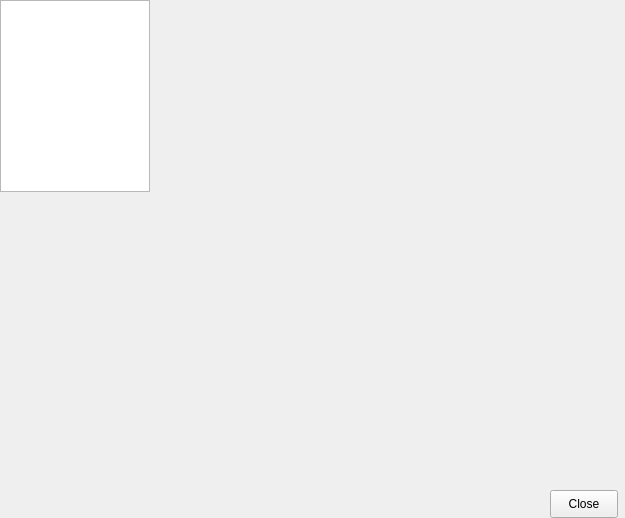
Above: PAConsole/res/maindlg.ui from AnarManafov/PoD before the change. Below: the same form after it.
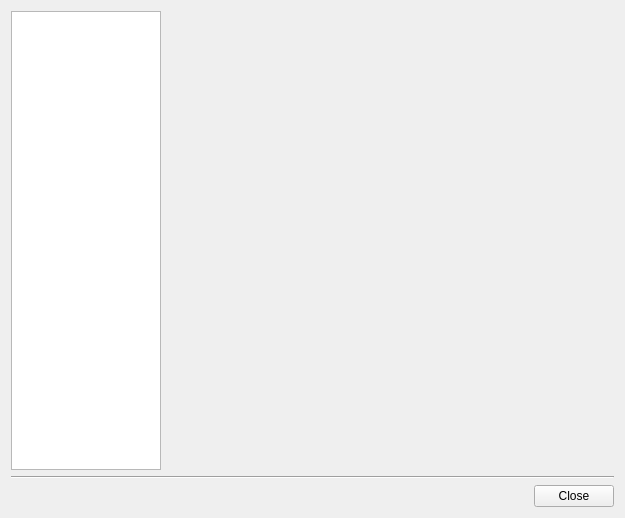
That is the form after the change.

```diff
--- a/PAConsole/res/maindlg.ui
+++ b/PAConsole/res/maindlg.ui
@@ -18,32 +18,8 @@
   <property name="windowTitle" >
    <string>PROOFAgent Management Console - v 1.0.5</string>
   </property>
-  <widget class="QPushButton" name="closeButton" >
-   <property name="geometry" >
-    <rect>
-     <x>550</x>
-     <y>490</y>
-     <width>68</width>
-     <height>28</height>
-    </rect>
-   </property>
-   <property name="sizePolicy" >
-    <sizepolicy vsizetype="Fixed" hsizetype="Fixed" >
-     <horstretch>0</horstretch>
-     <verstretch>0</verstretch>
-    </sizepolicy>
-   </property>
-   <property name="layoutDirection" >
-    <enum>Qt::RightToLeft</enum>
-   </property>
-   <property name="text" >
-    <string>Close</string>
-   </property>
-   <property name="autoDefault" >
-    <bool>false</bool>
-   </property>
-  </widget>
-  <widget class="QWidget" name="" >
+  <layout class="QGridLayout" name="gridLayout" >
+   <item row="0" column="0" >
    <layout class="QHBoxLayout" >
     <property name="spacing" >
      <number>6</number>
@@ -106,8 +82,8 @@
      </widget>
     </item>
    </layout>
-  </widget>
-  <widget class="QWidget" name="" >
+   </item>
+   <item row="1" column="0" >
    <layout class="QHBoxLayout" >
     <property name="spacing" >
      <number>6</number>
@@ -123,9 +99,27 @@
      </widget>
     </item>
    </layout>
-   <zorder>line</zorder>
-   <zorder>closeButton</zorder>
-  </widget>
+   </item>
+   <item row="2" column="0" >
+    <widget class="QPushButton" name="closeButton" >
+     <property name="sizePolicy" >
+      <sizepolicy vsizetype="Fixed" hsizetype="Fixed" >
+       <horstretch>0</horstretch>
+       <verstretch>0</verstretch>
+      </sizepolicy>
+     </property>
+     <property name="layoutDirection" >
+      <enum>Qt::RightToLeft</enum>
+     </property>
+     <property name="text" >
+      <string>Close</string>
+     </property>
+     <property name="autoDefault" >
+      <bool>false</bool>
+     </property>
+    </widget>
+   </item>
+  </layout>
  </widget>
  <layoutdefault spacing="6" margin="11" />
  <pixmapfunction>qPixmapFromMimeSource</pixmapfunction>
```
Lines whose indentation alone changed are shown as unchanged.
